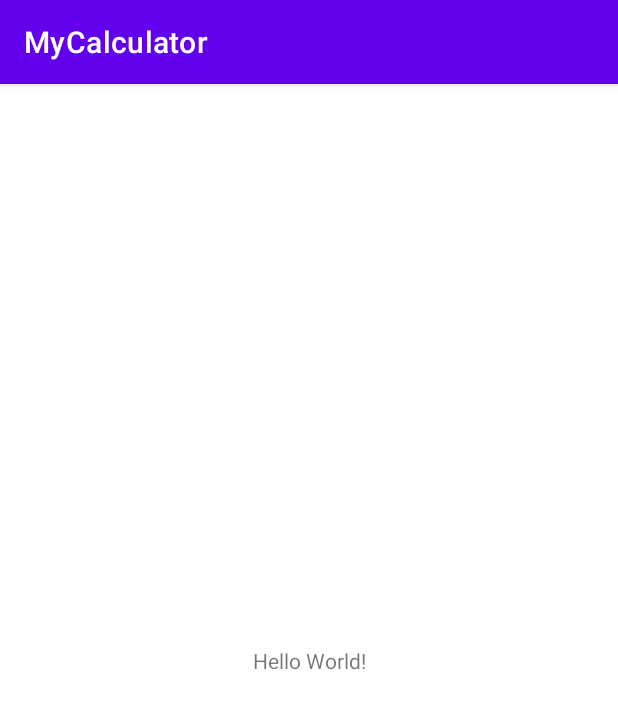
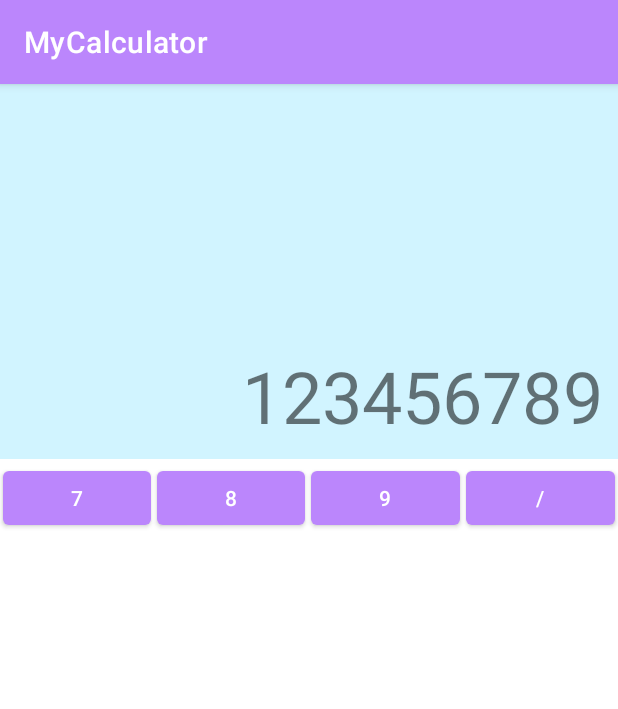
Before and after one commit to ts3083/MyCalculator, an Android app: the screen it shows after launch (MainActivity), on a phone screen of 412 x 824 dp. Shown: the top 709 px of the screen. Run offline under Robolectric (Android 15) with nearby library versions, the phone set to English and light mode, and no system bars.

Commit message:
텍스트와 1번째 줄 버튼 만들기

```diff
--- a/app/src/main/res/layout/activity_main.xml
+++ b/app/src/main/res/layout/activity_main.xml
@@ -1,18 +1,57 @@
 <?xml version="1.0" encoding="utf-8"?>
-<androidx.constraintlayout.widget.ConstraintLayout xmlns:android="http://schemas.android.com/apk/res/android"
+<LinearLayout
+    xmlns:android="http://schemas.android.com/apk/res/android"
     xmlns:app="http://schemas.android.com/apk/res-auto"
     xmlns:tools="http://schemas.android.com/tools"
     android:layout_width="match_parent"
     android:layout_height="match_parent"
+    android:orientation="vertical"
     tools:context=".MainActivity">
 
     <TextView
-        android:layout_width="wrap_content"
+        android:layout_width="match_parent"
+        android:layout_height="250dp"
+        android:background="@color/MainColor"
+        android:padding="10dp"
+        android:textSize="48sp"
+        android:text="@string/calc_text"
+        android:gravity="end|bottom"
+        />
+
+    <LinearLayout
+        android:layout_width="match_parent"
         android:layout_height="wrap_content"
-        android:text="Hello World!"
-        app:layout_constraintBottom_toBottomOf="parent"
-        app:layout_constraintLeft_toLeftOf="parent"
-        app:layout_constraintRight_toRightOf="parent"
-        app:layout_constraintTop_toTopOf="parent" />
+        android:orientation="horizontal"
+        >
+        <Button
+            android:id="@+id/btnseven"
+            android:layout_width="0dp"
+            android:layout_height="match_parent"
+            android:layout_weight="1"
+            android:text="7"
+            android:layout_margin="2dp"/>
+        <Button
+            android:id="@+id/btneight"
+            android:layout_width="0dp"
+            android:layout_height="match_parent"
+            android:layout_weight="1"
+            android:text="8"
+            android:layout_margin="2dp"/>
+        <Button
+            android:id="@+id/btnnine"
+            android:layout_width="0dp"
+            android:layout_height="match_parent"
+            android:layout_weight="1"
+            android:text="9"
+            android:layout_margin="2dp"/>
+        <Button
+            android:id="@+id/btndivide"
+            android:layout_width="0dp"
+            android:layout_height="match_parent"
+            android:layout_weight="1"
+            android:text="/"
+            android:layout_margin="2dp"/>
 
-</androidx.constraintlayout.widget.ConstraintLayout>
+    </LinearLayout>
+
+</LinearLayout>
--- a/app/src/main/res/values/colors.xml
+++ b/app/src/main/res/values/colors.xml
@@ -7,4 +7,5 @@
     <color name="teal_700">#FF018786</color>
     <color name="black">#FF000000</color>
     <color name="white">#FFFFFFFF</color>
+    <color name="MainColor">#d1f4ff</color>
 </resources>
--- a/app/src/main/res/values/strings.xml
+++ b/app/src/main/res/values/strings.xml
@@ -1,3 +1,4 @@
 <resources>
     <string name="app_name">MyCalculator</string>
+    <string name="calc_text">123456789</string>
 </resources>
--- a/app/src/main/res/values/themes.xml
+++ b/app/src/main/res/values/themes.xml
@@ -2,7 +2,7 @@
     <!-- Base application theme. -->
     <style name="Theme.MyCalculator" parent="Theme.MaterialComponents.DayNight.DarkActionBar">
         <!-- Primary brand color. -->
-        <item name="colorPrimary">@color/purple_500</item>
+        <item name="colorPrimary">@color/purple_200</item>
         <item name="colorPrimaryVariant">@color/purple_700</item>
         <item name="colorOnPrimary">@color/white</item>
         <!-- Secondary brand color. -->
```
